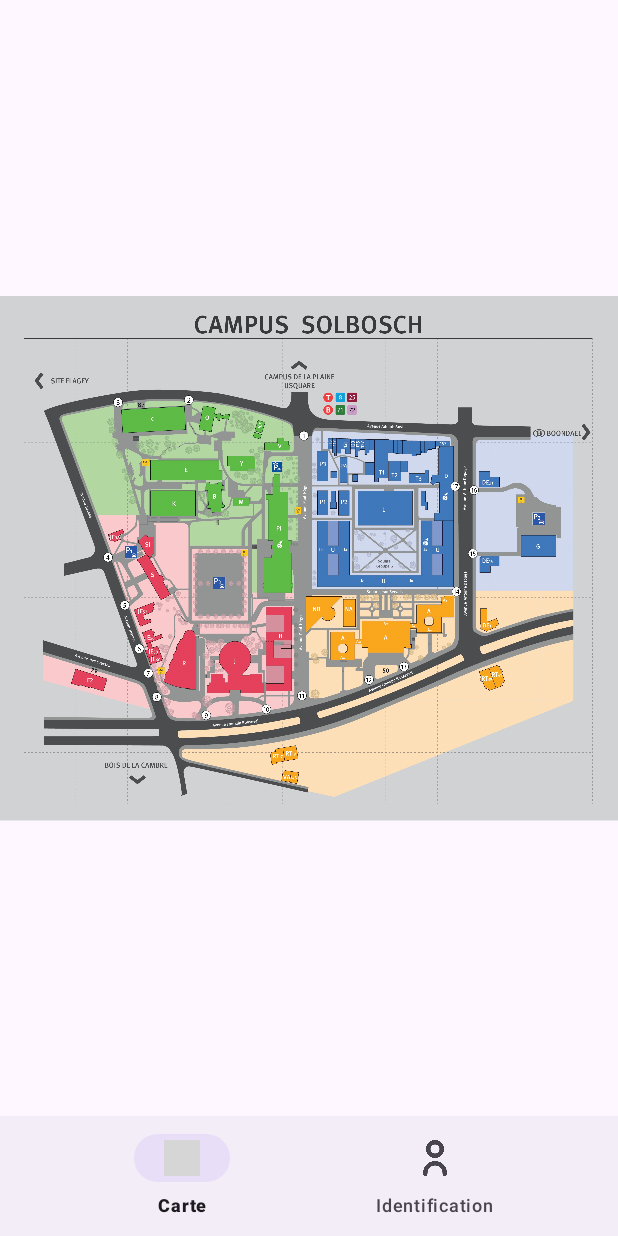
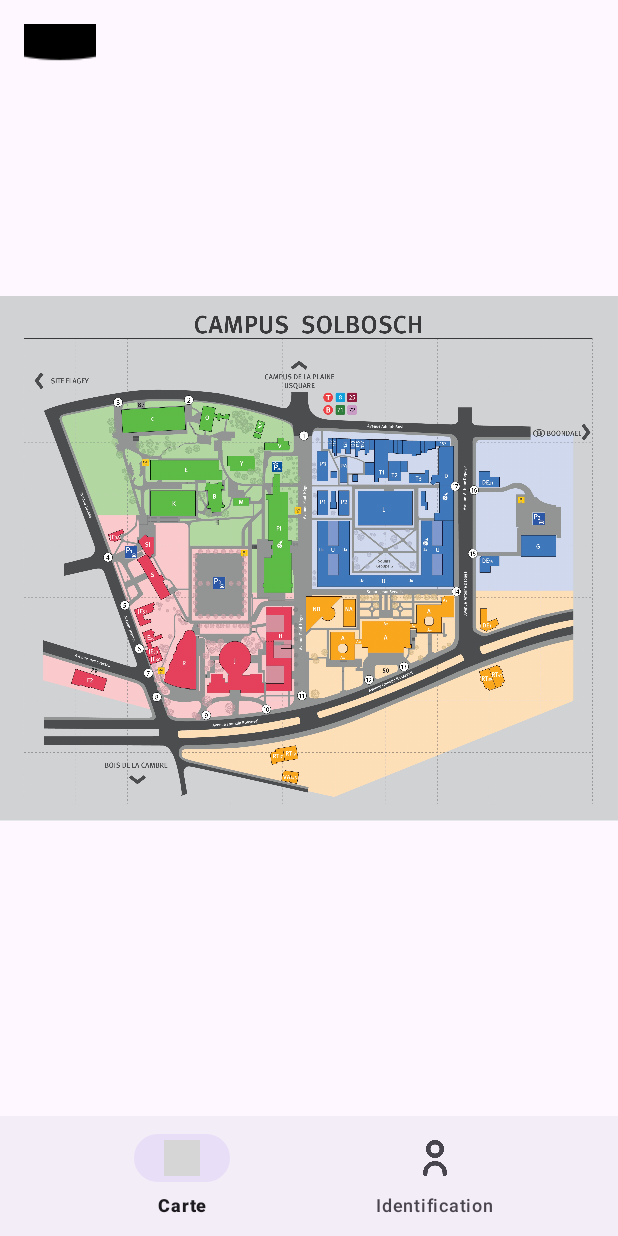
Before and after one commit to harryfotso/RideSharely, an Android app: the layout activity_main.xml on its own in the app's theme, with its tools: preview values and no code run, on a phone screen of 412 x 824 dp. Run offline under Robolectric (Android 15) with nearby library versions, the phone set to English and light mode, and no system bars; plain views replace PhotoView; grey boxes are pictures that could not be loaded.

Commit message:
Ajout classe Utilisateur

```diff
--- a/ProjetInfo/app/src/main/java/com/example/projetinfo/Identification.kt
+++ b/ProjetInfo/app/src/main/java/com/example/projetinfo/Identification.kt
@@ -17,6 +17,6 @@ class Identification(
     }
 
     fun creerUtilisateur(): Utilisateur {
-        return Utilisateur(nom, prenom, email, motDePasse, telephone)
+        return Utilisateur(nom, prenom, email, telephone)
     }
 }
--- a/ProjetInfo/app/src/main/java/com/example/projetinfo/ParkingActivity.kt
+++ b/ProjetInfo/app/src/main/java/com/example/projetinfo/ParkingActivity.kt
@@ -1,7 +1,6 @@
 package com.example.projetinfo
 
 import android.os.Bundle
-import android.widget.ListView
 import android.widget.TextView
 import androidx.appcompat.app.AppCompatActivity
 
--- a/ProjetInfo/app/src/main/res/layout/activity_main.xml
+++ b/ProjetInfo/app/src/main/res/layout/activity_main.xml
@@ -1,4 +1,3 @@
-<?xml version="1.0" encoding="utf-8"?>
 <androidx.constraintlayout.widget.ConstraintLayout
     xmlns:android="http://schemas.android.com/apk/res/android"
     xmlns:app="http://schemas.android.com/apk/res-auto"
@@ -9,9 +8,6 @@
     tools:context=".MainActivity">
 
     <!-- Vue pour afficher la carte -->
-
-    <!-- Barre de navigation en bas de l'écran -->
-
     <com.github.chrisbanes.photoview.PhotoView
         android:id="@+id/campusMapView"
         android:layout_width="0dp"
@@ -20,10 +16,26 @@
         android:src="@drawable/plan_solbosch"
         app:layout_constraintBottom_toTopOf="@id/bottom_navigation"
         app:layout_constraintEnd_toEndOf="parent"
-        app:layout_constraintHorizontal_bias="0.0"
         app:layout_constraintStart_toStartOf="parent"
         app:layout_constraintTop_toTopOf="parent"
         app:layout_constraintVertical_bias="0.0" />
+
+    <!-- Bouton pour afficher les informations de l'utilisateur -->
+
+    <!-- Barre de navigation en bas de l'écran -->
+
+    <ImageButton
+        android:id="@+id/btnAfficherUtilisateur"
+        android:layout_width="48dp"
+        android:layout_height="48dp"
+        android:layout_margin="16dp"
+        android:layout_marginStart="136dp"
+        android:layout_marginTop="124dp"
+        android:background="?attr/selectableItemBackgroundBorderless"
+        android:contentDescription="Afficher les informations utilisateur"
+        android:src="@drawable/utilisateur"
+        app:layout_constraintStart_toStartOf="parent"
+        app:layout_constraintTop_toTopOf="parent" />
 
     <com.google.android.material.bottomnavigation.BottomNavigationView
         android:id="@+id/bottom_navigation"
```
Also changed, not shown: ProjetInfo/app/src/main/java/com/example/projetinfo/IdentificationActivity.kt (+7 -1 lines), ProjetInfo/app/src/main/java/com/example/projetinfo/MainActivity.kt (+34 -34 lines), ProjetInfo/app/src/main/java/com/example/projetinfo/Utilisateur.kt (added, +17 -0 lines).
